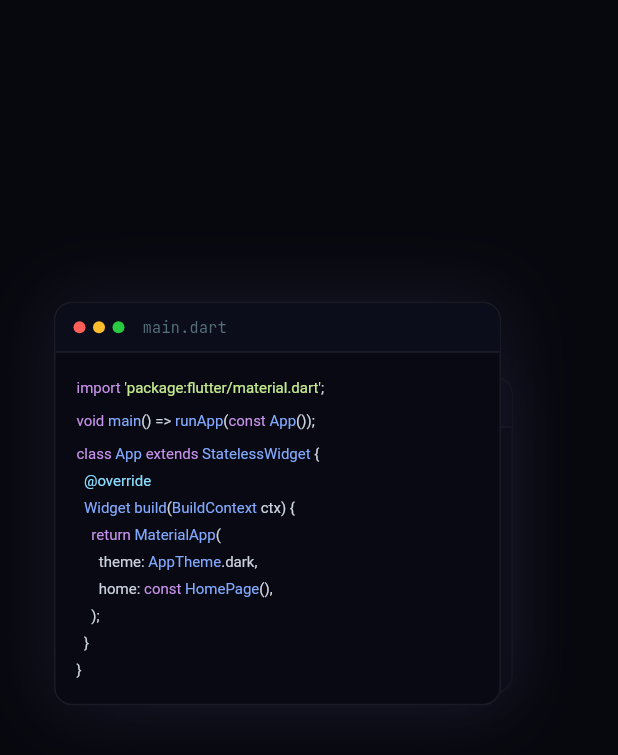
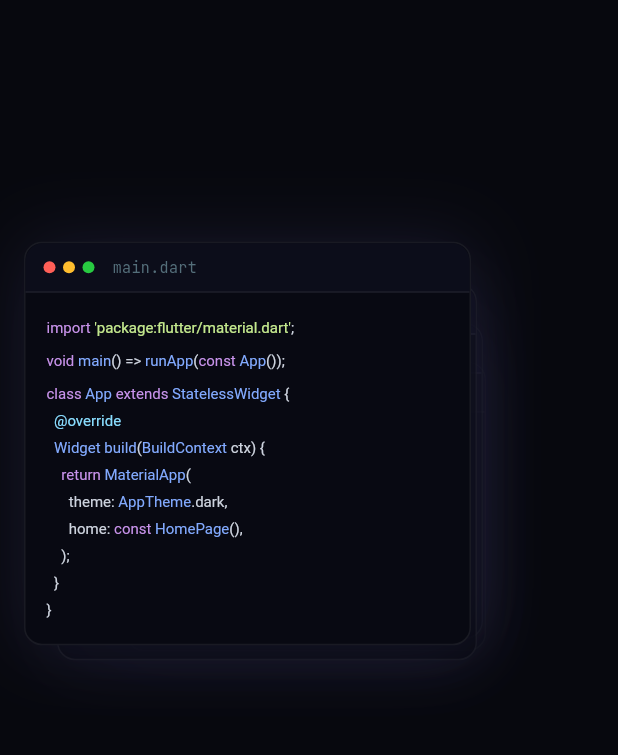
Before and after one commit to osamawaseem1/flutter-portfolio, a Flutter app: the _CodeWindowsMockup widget shown alone on an empty page, opened directly, on a phone screen of 412 x 824 dp. Shown: the top 755 px of the screen. Run offline on Flutter 3.47's test engine with Material 3 defaults, Android fonts, the phone set to English and light mode, and no system bars; our stand-ins replace flutter_animate, visibility_detector; missing offline and left inert: dart:html.

Commit message:
Add profile.dart and skills.dart windows to hero mockup

```diff
--- a/lib/features/home/widgets/hero_section.dart
+++ b/lib/features/home/widgets/hero_section.dart
@@ -415,6 +415,32 @@
       _cl([_ts('}', _def)]),
     ];
 
+    final profileLines = [
+      _cl([_ts('// About the developer', _cmt)]),
+      _blank(),
+      _cl([_ts('class ', _kw), _ts('OsamaSoliman ', _cls), _ts('{', _def)]),
+      _cl([_ts('  final ', _kw), _ts('name ', _def), _ts('= ', _def), _ts("'Osama Soliman'", _str), _ts(';', _def)]),
+      _cl([_ts('  final ', _kw), _ts('role ', _def), _ts('= ', _def), _ts("'Flutter Developer'", _str), _ts(';', _def)]),
+      _cl([_ts('  final ', _kw), _ts('location ', _def), _ts('= ', _def), _ts("'Auckland, NZ'", _str), _ts(';', _def)]),
+      _blank(),
+      _cl([_ts('  final ', _kw), _ts('skills ', _def), _ts('= [', _def)]),
+      _cl([_ts("    'Flutter'", _str), _ts(', ', _def), _ts("'Firebase'", _str), _ts(',', _def)]),
+      _cl([_ts("    'Riverpod'", _str), _ts(', ', _def), _ts("'Go Router'", _str), _ts(',', _def)]),
+      _cl([_ts('  ];', _def)]),
+      _cl([_ts('}', _def)]),
+    ];
+
+    final skillsLines = [
+      _cl([_ts('// Stack overview', _cmt)]),
+      _blank(),
+      _cl([_ts('const ', _kw), _ts('stack ', _def), _ts('= {', _def)]),
+      _cl([_ts("  'lang'", _str), _ts(': ', _def), _ts("'Dart'", _str), _ts(',', _def)]),
+      _cl([_ts("  'ui'", _str), _ts(': ', _def), _ts("'Flutter'", _str), _ts(',', _def)]),
+      _cl([_ts("  'state'", _str), _ts(': ', _def), _ts("'Riverpod'", _str), _ts(',', _def)]),
+      _cl([_ts("  'backend'", _str), _ts(': ', _def), _ts("'Firebase'", _str), _ts(',', _def)]),
+      _cl([_ts('};', _def)]),
+    ];
+
     return AnimatedBuilder(
       animation: _floatAnim,
       builder: (_, child) => Transform.translate(
@@ -423,25 +449,51 @@
       ),
       child: Center(
         child: SizedBox(
-          width: 340,
-          height: 420,
+          width: 380,
+          height: 500,
           child: Stack(
             clipBehavior: Clip.none,
             children: [
-              // Back window — slightly offset, faded
+              // Furthest back — skills.dart
               Positioned(
-                top: 50,
-                left: 38,
+                top: 80,
+                left: 68,
                 child: Opacity(
-                  opacity: 0.5,
+                  opacity: 0.28,
+                  child: _buildWindow(
+                    filename: 'skills.dart',
+                    lines: skillsLines,
+                    width: 240,
+                  ),
+                ),
+              ),
+              // Third — theme.dart
+              Positioned(
+                top: 54,
+                left: 46,
+                child: Opacity(
+                  opacity: 0.45,
                   child: _buildWindow(
                     filename: 'theme.dart',
                     lines: themeLines,
-                    width: 268,
+                    width: 260,
                   ),
                 ),
               ),
-              // Front window
+              // Second — profile.dart
+              Positioned(
+                top: 28,
+                left: 22,
+                child: Opacity(
+                  opacity: 0.72,
+                  child: _buildWindow(
+                    filename: 'profile.dart',
+                    lines: profileLines,
+                    width: 280,
+                  ),
+                ),
+              ),
+              // Front — main.dart
               Positioned(
                 top: 0,
                 left: 0,
```
